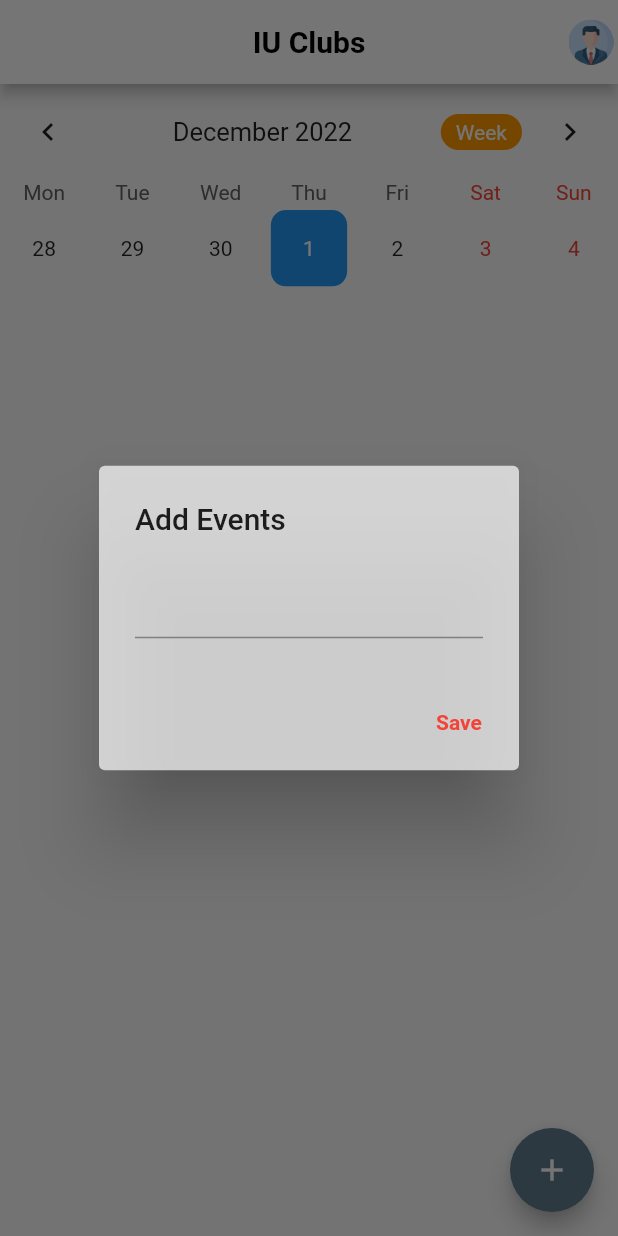
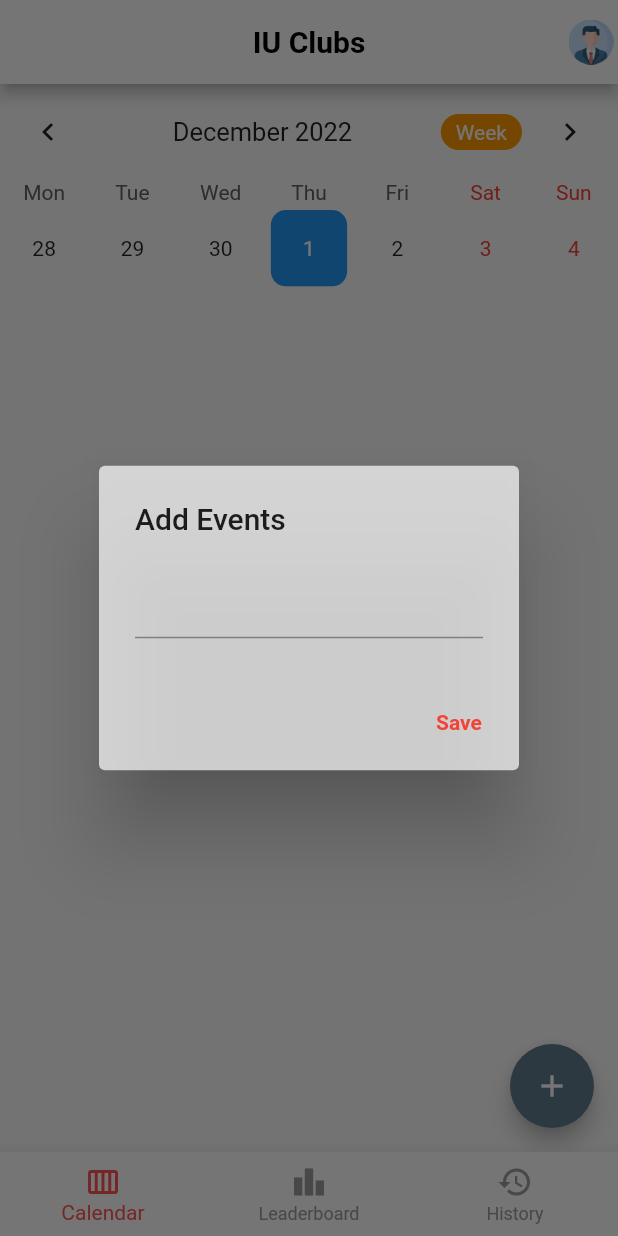
Before and after one commit to M4mou/iu_clubs, a Flutter app: the screen it shows after launch, after a tap on the "add" icon, on a phone screen of 412 x 824 dp. Run offline on Flutter 3.47's test engine with Material 2 defaults, Android fonts, the phone set to English and light mode, and no system bars; drawn by our look-alikes of table_calendar; our stand-ins replace shared_preferences; Roboto replaces fonts that are missing (Montserrat); project files that could hold a hidden picture were left out.

```diff
--- /dev/null
+++ b/lib/calendar.dart
@@ -0,0 +1,163 @@
+// @dart=2.9
+import 'dart:convert';
+import 'package:flutter/material.dart';
+import 'package:table_calendar/table_calendar.dart';
+import 'package:shared_preferences/shared_preferences.dart';
+
+import 'globals/global_methods.dart';
+
+class Calendar extends StatefulWidget {
+  @override
+  _CalendarState createState() => _CalendarState();
+}
+
+class _CalendarState extends State<Calendar> {
+  CalendarController _controller;
+  Map<DateTime, List<dynamic>> _events;
+  List<dynamic> _selectedEvents;
+  TextEditingController _eventController;
+  SharedPreferences prefs;
+
+  @override
+  void initState() {
+    super.initState();
+    _controller = CalendarController();
+    _eventController = TextEditingController();
+    _events = {};
+    _selectedEvents = [];
+    prefsData();
+  }
+
+  prefsData() async {
+    prefs = await SharedPreferences.getInstance();
+    setState(() {
+      _events = Map<DateTime, List<dynamic>>.from(
+          decodeMap(json.decode(prefs.getString("events") ?? "{}")));
+    });
+  }
+
+  @override
+  Widget build(BuildContext context) {
+    return Scaffold(
+      body: SingleChildScrollView(
+        child: Column(
+          crossAxisAlignment: CrossAxisAlignment.start,
+          children: <Widget>[
+            TableCalendar(
+              events: _events,
+              initialCalendarFormat: CalendarFormat.week,
+              calendarStyle: const CalendarStyle(
+                  canEventMarkersOverflow: true,
+                  todayColor: Colors.redAccent,
+                  selectedColor: Colors.redAccent,
+                  todayStyle: TextStyle(
+                      fontWeight: FontWeight.bold,
+                      fontSize: 18.0,
+                      color: Colors.white)),
+              headerStyle: HeaderStyle(
+                centerHeaderTitle: true,
+                formatButtonDecoration: BoxDecoration(
+                  color: Colors.orange,
+                  borderRadius: BorderRadius.circular(20.0),
+                ),
+                formatButtonTextStyle: const TextStyle(color: Colors.white),
+                formatButtonShowsNext: false,
+              ),
+              startingDayOfWeek: StartingDayOfWeek.monday,
+              onDaySelected: (date, events, holidays) {
+                setState(() {
+                  _selectedEvents = events;
+                });
+              },
+              builders: CalendarBuilders(
+                selectedDayBuilder: (context, date, events) => Container(
+                    margin: const EdgeInsets.all(4.0),
+                    alignment: Alignment.center,
+                    decoration: BoxDecoration(
+                        color: Theme.of(context).primaryColor,
+                        borderRadius: BorderRadius.circular(10.0)),
+                    child: Text(
+                      date.day.toString(),
+                      style: const TextStyle(color: Colors.white),
+                    )),
+                todayDayBuilder: (context, date, events) => Container(
+                    margin: const EdgeInsets.all(4.0),
+                    alignment: Alignment.center,
+                    decoration: BoxDecoration(
+                        color: Colors.orange,
+                        borderRadius: BorderRadius.circular(10.0)),
+                    child: Text(
+                      date.day.toString(),
+                      style: const TextStyle(color: Colors.white),
+                    )),
+              ),
+              calendarController: _controller,
+            ),
+            ..._selectedEvents.map((event) => Padding(
+                  padding: const EdgeInsets.all(8.0),
+                  child: Container(
+                    height: MediaQuery.of(context).size.height / 20,
+                    width: MediaQuery.of(context).size.width,
+                    decoration: BoxDecoration(
+                        borderRadius: BorderRadius.circular(30),
+                        color: Colors.white,
+                        border: Border.all(color: Colors.grey)),
+                    child: Center(
+                        child: Text(
+                      event,
+                      style: const TextStyle(
+                          color: Colors.redAccent,
+                          fontWeight: FontWeight.bold,
+                          fontSize: 16),
+                    )),
+                  ),
+                )),
+          ],
+        ),
+      ),
+      floatingActionButton: FloatingActionButton(
+        backgroundColor: Colors.blueGrey,
+        child: const Icon(Icons.add),
+        onPressed: _showAddDialog,
+      ),
+    );
+  }
+
+  _showAddDialog() async {
+    await showDialog(
+        context: context,
+        builder: (context) => AlertDialog(
+              backgroundColor: Colors.white70,
+              title: const Text("Add Events"),
+              content: TextField(
+                controller: _eventController,
+              ),
+              actions: <Widget>[
+                TextButton(
+                  child: const Text(
+                    "Save",
+                    style: TextStyle(
+                        color: Colors.red, fontWeight: FontWeight.bold),
+                  ),
+                  onPressed: () {
+                    if (_eventController.text.isEmpty) return;
+                    setState(() {
+                      if (_events[_controller.selectedDay] != null) {
+                        _events[_controller.selectedDay]
+                            .add(_eventController.text);
+                      } else {
+                        _events[_controller.selectedDay] = [
+                          _eventController.text
+                        ];
+                      }
+                      prefs.setString(
+                          "events", json.encode(encodeMap(_events)));
+                      _eventController.clear();
+                      Navigator.pop(context);
+                    });
+                  },
+                )
+              ],
+            ));
+  }
+}
--- /dev/null
+++ b/lib/history.dart
@@ -0,0 +1,18 @@
+import 'package:flutter/cupertino.dart';
+import 'package:flutter/material.dart';
+
+class History extends StatefulWidget {
+  @override
+  _HistoryState createState() => _HistoryState();
+}
+
+class _HistoryState extends State<History>{
+  @override
+  Widget build(BuildContext context) {
+    return Scaffold(
+      body: Center(
+        child: Text("History"),
+      ),
+    );
+  }
+}
--- /dev/null
+++ b/lib/leaderboard.dart
@@ -0,0 +1,18 @@
+import 'package:flutter/cupertino.dart';
+import 'package:flutter/material.dart';
+
+class Leaderboard extends StatefulWidget {
+  @override
+  _LeaderboardState createState() => _LeaderboardState();
+}
+
+class _LeaderboardState extends State<Leaderboard> {
+  @override
+  Widget build(BuildContext context) {
+    return Scaffold(
+      body: Center(
+        child: Text('Leaderboard'),
+      ),
+    );
+  }
+}
--- a/lib/main.dart
+++ b/lib/main.dart
@@ -1,10 +1,11 @@
 // @dart=2.9
 import 'dart:convert';
 import 'package:flutter/material.dart';
-import 'package:table_calendar/table_calendar.dart';
-import 'package:shared_preferences/shared_preferences.dart';
+import 'package:iu_clubs/calendar.dart';
+import 'package:iu_clubs/leaderboard.dart';
 
 import 'globals/global_methods.dart';
+import 'history.dart';
 
 void main() {
   runApp(const MyApp());
@@ -20,13 +21,19 @@ class MyApp extends StatelessWidget {
       theme: ThemeData(
         primarySwatch: Colors.blue,
       ),
-      home: const MyHomePage(),
+      home: MyHomePage(),
     );
   }
 }
 
 class MyHomePage extends StatefulWidget {
-  const MyHomePage({Key key, this.title}) : super(key: key);
+  MyHomePage({Key key, this.title}) : super(key: key);
+
+  final List<Widget> _children = [
+    Calendar(),
+    Leaderboard(),
+    History(),
+  ];
 
   final String title;
 
@@ -35,29 +42,15 @@ class MyHomePage extends StatefulWidget {
 }
 
 class _MyHomePageState extends State<MyHomePage> {
-  CalendarController _controller;
-  Map<DateTime, List<dynamic>> _events;
-  List<dynamic> _selectedEvents;
-  TextEditingController _eventController;
-  SharedPreferences prefs;
+  int _selectedIndex = 0;
 
-  @override
-  void initState() {
-    super.initState();
-    _controller = CalendarController();
-    _eventController = TextEditingController();
-    _events = {};
-    _selectedEvents = [];
-    prefsData();
+
+  void _onItemTapped(int index) {
+    setState(() {
+      _selectedIndex = index;
+    });
   }
 
-  prefsData() async {
-    prefs = await SharedPreferences.getInstance();
-    setState(() {
-      _events = Map<DateTime, List<dynamic>>.from(
-          decodeMap(json.decode(prefs.getString("events") ?? "{}")));
-    });
-  }
 
   @override
   Widget build(BuildContext context) {
@@ -83,127 +76,34 @@ class _MyHomePageState extends State<MyHomePage> {
           )
         ],
       ),
-      body: SingleChildScrollView(
-        child: Column(
-          crossAxisAlignment: CrossAxisAlignment.start,
-          children: <Widget>[
-            TableCalendar(
-              events: _events,
-              initialCalendarFormat: CalendarFormat.week,
-              calendarStyle: const CalendarStyle(
-                  canEventMarkersOverflow: true,
-                  todayColor: Colors.redAccent,
-                  selectedColor: Colors.redAccent,
-                  todayStyle: TextStyle(
-                      fontWeight: FontWeight.bold,
-                      fontSize: 18.0,
-                      color: Colors.white)),
-              headerStyle: HeaderStyle(
-                centerHeaderTitle: true,
-                formatButtonDecoration: BoxDecoration(
-                  color: Colors.orange,
-                  borderRadius: BorderRadius.circular(20.0),
-                ),
-                formatButtonTextStyle: const TextStyle(color: Colors.white),
-                formatButtonShowsNext: false,
-              ),
-              startingDayOfWeek: StartingDayOfWeek.monday,
-              onDaySelected: (date, events,holidays) {
-                setState(() {
-                  _selectedEvents = events;
-                });
-              },
-              builders: CalendarBuilders(
-                selectedDayBuilder: (context, date, events) => Container(
-                    margin: const EdgeInsets.all(4.0),
-                    alignment: Alignment.center,
-                    decoration: BoxDecoration(
-                        color: Theme.of(context).primaryColor,
-                        borderRadius: BorderRadius.circular(10.0)),
-                    child: Text(
-                      date.day.toString(),
-                      style: const TextStyle(color: Colors.white),
-                    )),
-                todayDayBuilder: (context, date, events) => Container(
-                    margin: const EdgeInsets.all(4.0),
-                    alignment: Alignment.center,
-                    decoration: BoxDecoration(
-                        color: Colors.orange,
-                        borderRadius: BorderRadius.circular(10.0)),
-                    child: Text(
-                      date.day.toString(),
-                      style: const TextStyle(color: Colors.white),
-                    )),
-              ),
-              calendarController: _controller,
-            ),
-            ..._selectedEvents.map((event) => Padding(
-              padding: const EdgeInsets.all(8.0),
-              child: Container(
-                height: MediaQuery.of(context).size.height/20,
-                width: MediaQuery.of(context).size.width,
-                decoration: BoxDecoration(
-                    borderRadius: BorderRadius.circular(30),
-                    color: Colors.white,
-                    border: Border.all(color: Colors.grey)
-                ),
-                child: Center(
-                    child: Text(event,
-                      style: const TextStyle(color: Colors.redAccent,
-                          fontWeight: FontWeight.bold,fontSize: 16),)
-                ),
-              ),
-            )),
-          ],
-        ),
+      body: Center(
+        child: widget._children[_selectedIndex],
+      ),
+      bottomNavigationBar: BottomNavigationBar(
+        backgroundColor: Colors.white,
+        onTap: _onItemTapped,
+        currentIndex: _selectedIndex,
+        selectedItemColor: Colors.redAccent,
+        unselectedItemColor: Colors.grey,
+        items: const [
+          BottomNavigationBarItem(
+            icon: Icon(Icons.calendar_view_week),
+            label: 'Calendar',
+          ),
+          BottomNavigationBarItem(
+            icon: Icon(Icons.leaderboard),
+            label: 'Leaderboard',
+          ),
+          BottomNavigationBarItem(
+            icon: Icon(Icons.history),
+            label: 'History',
+          ),
+        ],
       ),
 
-      /*floatingActionButton: FloatingActionButton(
-        onPressed: _incrementCounter,
-        tooltip: 'Increment',
-        child: const Icon(Icons.add),
-      ),*/ // This trailing comma makes auto-formatting nicer for build methods.
 
-      floatingActionButton: FloatingActionButton(
-        backgroundColor: Colors.blueGrey,
-        child: const Icon(Icons.add),
-        onPressed: _showAddDialog,
-      ),
     );
 
   }
 
-  _showAddDialog() async {
-    await showDialog(
-        context: context,
-        builder: (context) => AlertDialog(
-          backgroundColor: Colors.white70,
-          title: const Text("Add Events"),
-          content: TextField(
-            controller: _eventController,
-          ),
-          actions: <Widget>[
-            TextButton(
-              child: const Text("Save",style: TextStyle(color: Colors.red,fontWeight: FontWeight.bold),),
-              onPressed: () {
-                if (_eventController.text.isEmpty) return;
-                setState(() {
-                  if (_events[_controller.selectedDay] != null) {
-                    _events[_controller.selectedDay]
-                        .add(_eventController.text);
-                  } else {
-                    _events[_controller.selectedDay] = [
-                      _eventController.text
-                    ];
-                  }
-                  prefs.setString("events", json.encode(encodeMap(_events)));
-                  _eventController.clear();
-                  Navigator.pop(context);
-                });
-
-              },
-            )
-          ],
-        ));
-  }
 }
```
